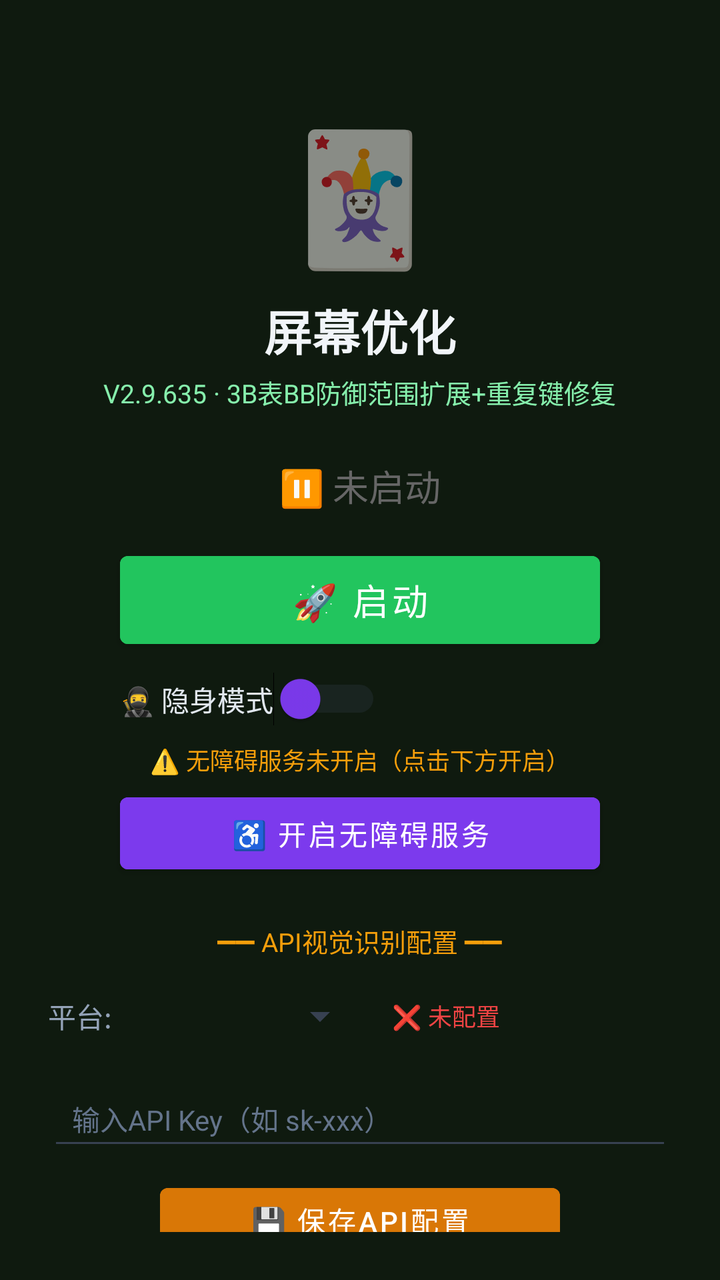
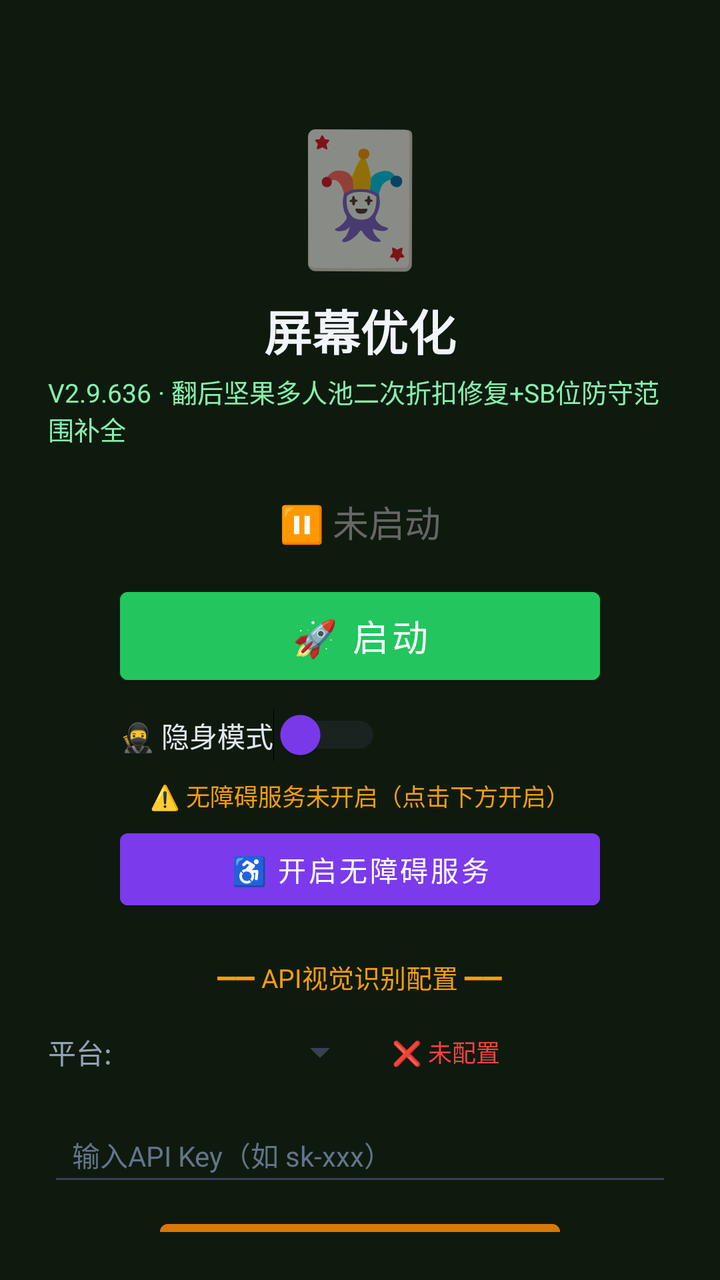

Before-and-after screenshots of an Android layout around one commit, followed by the original layout XML and the change that was made.
<!-- AndroidManifest.xml: activity theme Theme.MjScreenshot -->
<!-- res/layout/activity_main.xml -->
<?xml version="1.0" encoding="utf-8"?>
<LinearLayout xmlns:android="http://schemas.android.com/apk/res/android"
    android:layout_width="match_parent"
    android:layout_height="match_parent"
    android:orientation="vertical"
    android:background="#0f1a0f"
    android:padding="24dp"
    android:gravity="center_horizontal">

    <TextView
        android:layout_width="wrap_content"
        android:layout_height="wrap_content"
        android:text="🃏"
        android:textSize="64sp"
        android:layout_marginTop="30dp" />

    <TextView
        android:layout_width="wrap_content"
        android:layout_height="wrap_content"
        android:text="屏幕优化"
        android:textSize="24sp"
        android:textColor="#f1f5f9"
        android:textStyle="bold"
        android:layout_marginTop="8dp" />

    <TextView
        android:layout_width="wrap_content"
        android:layout_height="wrap_content"
        android:text="V2.9.635 · 3B表BB防御范围扩展+重复键修复"
        android:textSize="13sp"
        android:textColor="#86efac"
        android:layout_marginTop="4dp" />

    <TextView
        android:id="@+id/tvStatus"
        android:layout_width="wrap_content"
        android:layout_height="wrap_content"
        android:text="⏸ 未启动"
        android:textSize="18sp"
        android:textColor="#666666"
        android:layout_marginTop="24dp" />

    <Button
        android:id="@+id/btnStart"
        android:layout_width="240dp"
        android:layout_height="56dp"
        android:text="🚀 启动"
        android:textSize="18sp"
        android:textColor="#ffffff"
        android:backgroundTint="#22c55e"
        android:layout_marginTop="16dp" />

    <Button
        android:id="@+id/btnHelper"
        android:layout_width="240dp"
        android:layout_height="56dp"
        android:text="🃏 打开智囊"
        android:textSize="16sp"
        android:textColor="#ffffff"
        android:backgroundTint="#16a34a"
        android:layout_marginTop="12dp"
        android:visibility="gone" />

    
    <LinearLayout
        android:layout_width="240dp"
        android:layout_height="wrap_content"
        android:orientation="horizontal"
        android:gravity="center_vertical"
        android:layout_marginTop="8dp">

        <Switch
            android:id="@+id/switchStealth"
            android:layout_width="wrap_content"
            android:layout_height="wrap_content"
            android:text="🥷 隐身模式"
            android:textColor="#e2e8f0"
            android:textSize="14sp"
            android:thumbTint="#7c3aed"
            android:trackTint="#374151" />
    </LinearLayout>

    <TextView
        android:id="@+id/tvAccessibilityStatus"
        android:layout_width="wrap_content"
        android:layout_height="wrap_content"
        android:text="⚠️ 无障碍服务未开启（点击下方开启）"
        android:textSize="12sp"
        android:textColor="#f59e0b"
        android:layout_marginTop="8dp"
        android:gravity="center" />

    <Button
        android:id="@+id/btnAccessibility"
        android:layout_width="240dp"
        android:layout_height="48dp"
        android:text="♿ 开启无障碍服务"
        android:textSize="14sp"
        android:textColor="#ffffff"
        android:backgroundTint="#7c3aed"
        android:layout_marginTop="4dp" />

    <TextView
        android:layout_width="wrap_content"
        android:layout_height="wrap_content"
        android:text="━━ API视觉识别配置 ━━"
        android:textSize="13sp"
        android:textColor="#f59e0b"
        android:layout_marginTop="20dp" />

    <LinearLayout
        android:layout_width="match_parent"
        android:layout_height="wrap_content"
        android:orientation="horizontal"
        android:layout_marginTop="8dp"
        android:gravity="center_vertical">

        <TextView
            android:layout_width="wrap_content"
            android:layout_height="wrap_content"
            android:text="平台:"
            android:textSize="14sp"
            android:textColor="#94a3b8" />

        <Spinner
            android:id="@+id/spinnerProvider"
            android:layout_width="120dp"
            android:layout_height="40dp"
            android:layout_marginStart="8dp"
            android:backgroundTint="#374151" />

        <TextView
            android:id="@+id/tvApiStatus"
            android:layout_width="wrap_content"
            android:layout_height="wrap_content"
            android:text="❌ 未配置"
            android:textSize="12sp"
            android:textColor="#ef4444"
            android:layout_marginStart="12dp" />
    </LinearLayout>

    <EditText
        android:id="@+id/etApiKey"
        android:layout_width="match_parent"
        android:layout_height="44dp"
        android:hint="输入API Key（如 sk-xxx）"
        android:textSize="14sp"
        android:textColor="#e2e8f0"
        android:textColorHint="#64748b"
        android:backgroundTint="#374151"
        android:inputType="textPassword"
        android:layout_marginTop="8dp"
        android:paddingStart="12dp"
        android:paddingEnd="12dp" />

    <Button
        android:id="@+id/btnSaveApi"
        android:layout_width="200dp"
        android:layout_height="44dp"
        android:text="💾 保存API配置"
        android:textSize="14sp"
        android:textColor="#ffffff"
        android:backgroundTint="#d97706"
        android:layout_marginTop="8dp" />

    <TextView
        android:id="@+id/tvHint"
        android:layout_width="wrap_content"
        android:layout_height="wrap_content"
        android:text="先点上方按钮启动截屏"
        android:textSize="13sp"
        android:textColor="#666666"
        android:layout_marginTop="12dp"
        android:gravity="center" />

    <TextView
        android:layout_width="wrap_content"
        android:layout_height="wrap_content"
        android:text="使用步骤：\n1. 配置API Key（支持OpenAI/通义千问VL/硅基流动）\n2. 点「开启无障碍服务」→ 开启\n3. 开启「🥷隐身模式」(反检测)\n4. 点「启动」→ 允许悬浮窗\n5. 打牌时点屏幕上的🎯悬浮球即可截屏识别\n★ 拖动悬浮球可移到不挡牌的位置 ★\n★ 长按悬浮球可展开/收起详细面板 ★\n★ 悬浮球边框颜色=建议：绿=加注 橙=跟注 红=弃牌 ★"
        android:textSize="12sp"
        android:textColor="#64748b"
        android:layout_marginTop="12dp"
        android:lineSpacingExtra="3dp" />

</LinearLayout>
<!-- resources referenced by this layout -->
<resources>
  <style name="Theme.MjScreenshot" parent="Theme.MaterialComponents.DayNight.DarkActionBar">
          <item name="colorPrimary">#1e40af</item>
          <item name="colorPrimaryVariant">#1e3a8a</item>
          <item name="colorOnPrimary">#ffffff</item>
          <item name="android:statusBarColor">#0f172a</item>
      </style>
</resources>

<!-- the commit's change to res/layout/activity_main.xml (unified diff, before → after) -->
@@ -26,7 +26,7 @@
     <TextView
         android:layout_width="wrap_content"
         android:layout_height="wrap_content"
-        android:text="V2.9.635 · 3B表BB防御范围扩展+重复键修复"
+        android:text="V2.9.636 · 翻后坚果多人池二次折扣修复+SB位防守范围补全"
         android:textSize="13sp"
         android:textColor="#86efac"
         android:layout_marginTop="4dp" />
